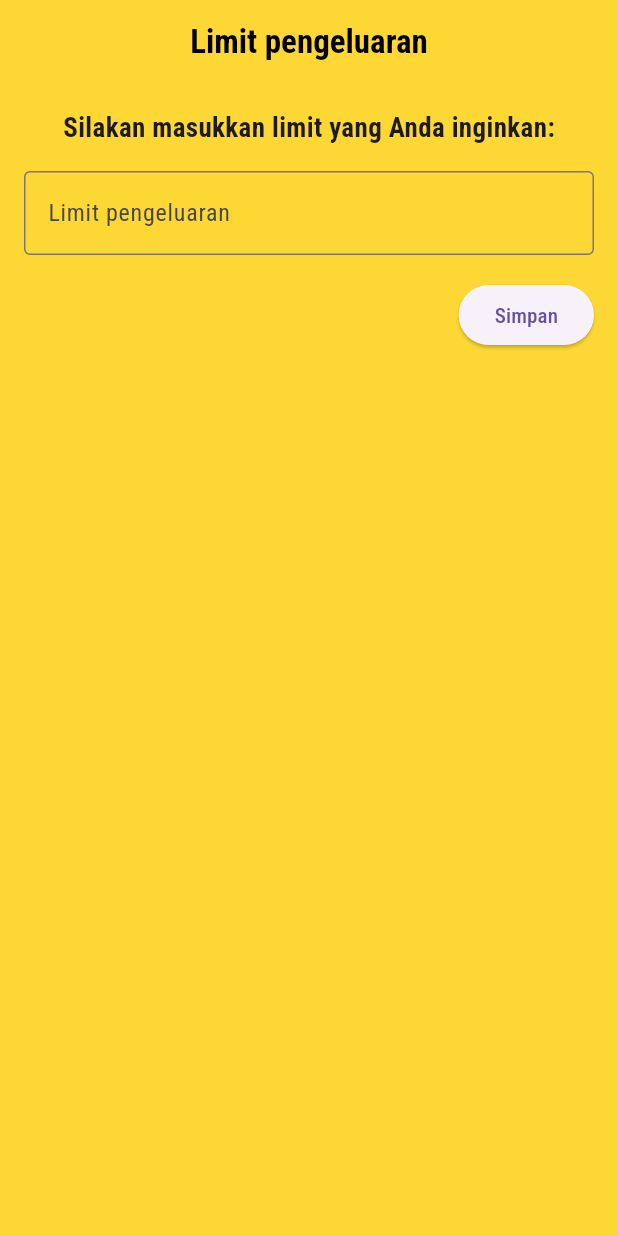
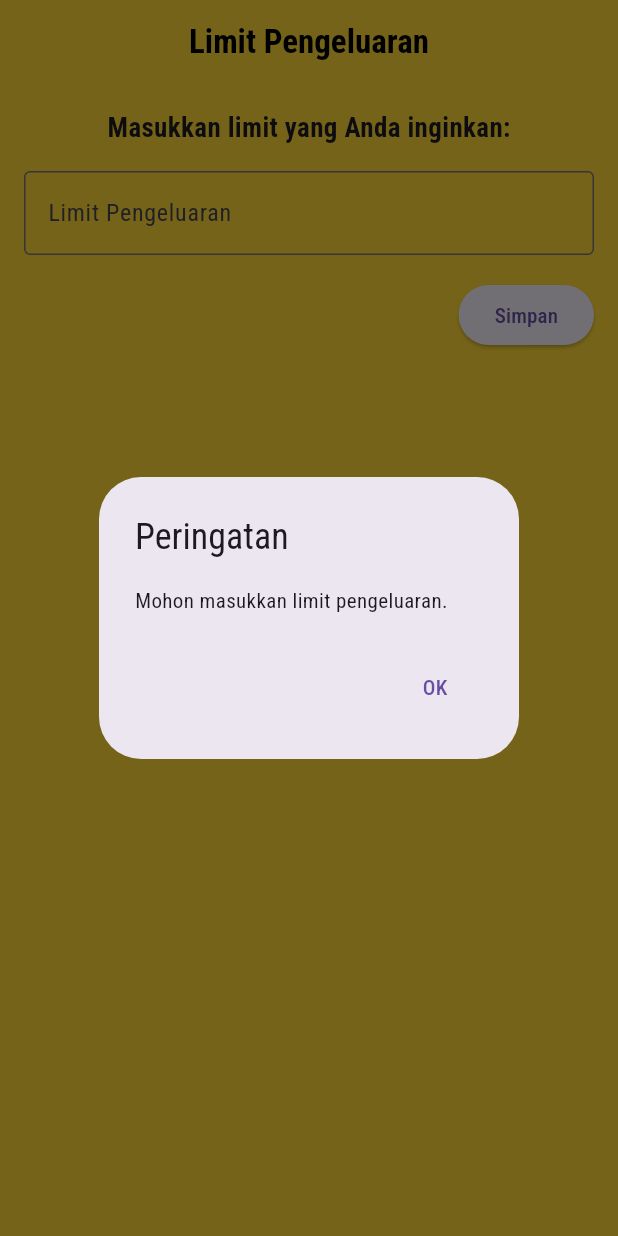
Before and after one commit to bagheera30/wspend-app, a Flutter app: the LimitPage screen opened directly, after a tap on "Simpan", on a phone screen of 412 x 824 dp. Run offline on Flutter 3.47's test engine with Material 3 defaults, Android fonts, the phone set to English and light mode, and no system bars; our stand-ins replace camera, cloud_firestore, firebase_auth, firebase_core, flutter_local_notifications, google_fonts and 2 more; accounts and stored records are empty; statements that could not run were skipped.

Commit message:
update limit dan expend

```diff
--- a/lib/navbar/limitPage.dart
+++ b/lib/navbar/limitPage.dart
@@ -1,45 +1,17 @@
 import 'package:cloud_firestore/cloud_firestore.dart';
 import 'package:firebase_auth/firebase_auth.dart';
-
 import 'package:flutter/material.dart';
-import 'package:google_fonts/google_fonts.dart';
 
 class LimitPage extends StatefulWidget {
-  const LimitPage({super.key});
+  const LimitPage({Key? key}) : super(key: key);
 
   @override
   State<LimitPage> createState() => _LimitPageState();
 }
 
 class _LimitPageState extends State<LimitPage> {
-  final TextEditingController _limitc = TextEditingController();
-  final userC = FirebaseAuth.instance.currentUser!;
-  void submit(int newLimit) {
-    try {
-      final userDocument =
-          FirebaseFirestore.instance.collection('users').doc(userC.uid);
-
-      userDocument.get().then((snapshot) {
-        if (snapshot.exists) {
-          userDocument
-              .set({
-                'limit': newLimit,
-              }, SetOptions(merge: true))
-              .then((value) => print('Limit updated successfully'))
-              .catchError((error) => print('Failed to update limit: $error'));
-        } else {
-          userDocument
-              .update({
-                'limit': newLimit,
-              })
-              .then((value) => print('Limit updated successfully'))
-              .catchError((error) => print('Failed to update limit: $error'));
-        }
-      });
-    } catch (e) {
-      print('Error updating limit: $e');
-    }
-  }
+  final TextEditingController _limitController = TextEditingController();
+  final user = FirebaseAuth.instance.currentUser;
 
   @override
   Widget build(BuildContext context) {
@@ -48,44 +20,45 @@ class _LimitPageState extends State<LimitPage> {
         backgroundColor: Colors.yellow[600],
         elevation: 0,
         centerTitle: true,
+        title: Text(
+          'Limit Pengeluaran',
+          style: TextStyle(
+            color: Colors.black,
+            fontWeight: FontWeight.bold,
+          ),
+        ),
         leading: Container(), // Menghilangkan tombol kembali
-        title: Text('Limit pengeluaran',
-            style: GoogleFonts.roboto(
-              textStyle: const TextStyle(
-                color: Colors.black,
-                fontWeight: FontWeight.bold,
-              ),
-            )),
       ),
       body: Container(
         color: Colors.yellow[600],
-        padding: const EdgeInsets.all(16),
+        padding: EdgeInsets.all(16),
         child: Column(
           mainAxisAlignment: MainAxisAlignment.start,
           children: [
-            Text('Silakan masukkan limit yang Anda inginkan:',
-                style: GoogleFonts.roboto(
-                  textStyle: const TextStyle(
-                    fontSize: 18,
-                    fontWeight: FontWeight.bold,
-                  ),
-                )),
-            const SizedBox(height: 16),
+            Text(
+              'Masukkan limit yang Anda inginkan:',
+              style: TextStyle(
+                fontSize: 18,
+                fontWeight: FontWeight.bold,
+              ),
+            ),
+            SizedBox(height: 16),
             TextField(
-              controller: _limitc,
-              decoration: const InputDecoration(
-                labelText: 'Limit pengeluaran',
+              controller: _limitController,
+              keyboardType: TextInputType.number,
+              decoration: InputDecoration(
+                labelText: 'Limit Pengeluaran',
                 border: OutlineInputBorder(),
               ),
             ),
-            const SizedBox(height: 16),
+            SizedBox(height: 16),
             Align(
               alignment: Alignment.bottomRight,
               child: ElevatedButton(
-                onPressed: () async {
-                  submit(int.parse(_limitc.text));
+                onPressed: () {
+                  submitLimit();
                 },
-                child: const Text('Simpan'),
+                child: Text('Simpan'),
               ),
             ),
           ],
@@ -93,4 +66,91 @@ class _LimitPageState extends State<LimitPage> {
       ),
     );
   }
+
+  void submitLimit() async {
+    try {
+      if (_limitController.text.isEmpty) {
+        showDialog(
+          context: context,
+          builder: (BuildContext context) {
+            return AlertDialog(
+              title: Text('Peringatan'),
+              content: Text('Mohon masukkan limit pengeluaran.'),
+              actions: [
+                TextButton(
+                  onPressed: () {
+                    Navigator.of(context).pop();
+                  },
+                  child: Text('OK'),
+                ),
+              ],
+            );
+          },
+        );
+        return;
+      }
+
+      final int newLimit = int.parse(_limitController.text.trim());
+
+      final userDocument = FirebaseFirestore.instance.collection('users').doc(user!.uid);
+
+      // Menghitung jumlah hari dalam bulan ini
+      final now = DateTime.now();
+      final daysInMonth = DateUtils.getDaysInMonth(now.year, now.month);
+
+      // Memperbarui limit harian
+      final double dailyLimit = newLimit / daysInMonth;
+
+      final Map<String, dynamic> data = {
+        'limit': dailyLimit,
+      };
+
+      // Memeriksa apakah dokumen pengguna sudah ada di Firestore
+      final DocumentSnapshot snapshot = await userDocument.get();
+
+      if (snapshot.exists) {
+        await userDocument.update(data);
+      } else {
+        await userDocument.set(data);
+      }
+
+      // Menampilkan pesan sukses
+      showDialog(
+        context: context,
+        builder: (BuildContext context) {
+          return AlertDialog(
+            title: Text('Sukses'),
+            content: Text('Limit pengeluaran berhasil diperbarui.'),
+            actions: [
+              TextButton(
+                onPressed: () {
+                  Navigator.of(context).pop();
+                },
+                child: Text('OK'),
+              ),
+            ],
+          );
+        },
+      );
+    } catch (e) {
+      // Menampilkan pesan error jika terjadi masalah
+      showDialog(
+        context: context,
+        builder: (BuildContext context) {
+          return AlertDialog(
+            title: Text('Error'),
+            content: Text('Terjadi kesalahan: $e'),
+            actions: [
+              TextButton(
+                onPressed: () {
+                  Navigator.of(context).pop();
+                },
+                child: Text('OK'),
+              ),
+            ],
+          );
+        },
+      );
+    }
+  }
 }
```
Also changed, not shown: lib/Add/addExpends.dart (+31 -7 lines), lib/getData/getDataRiwayat.dart (line endings or trailing spaces).
